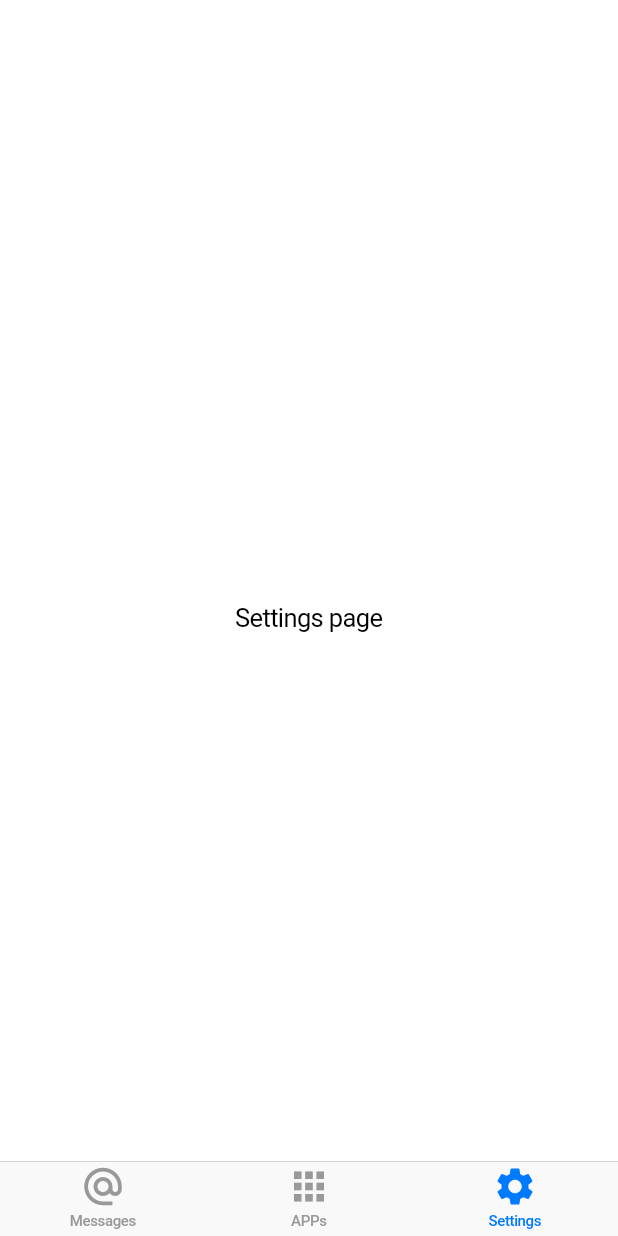
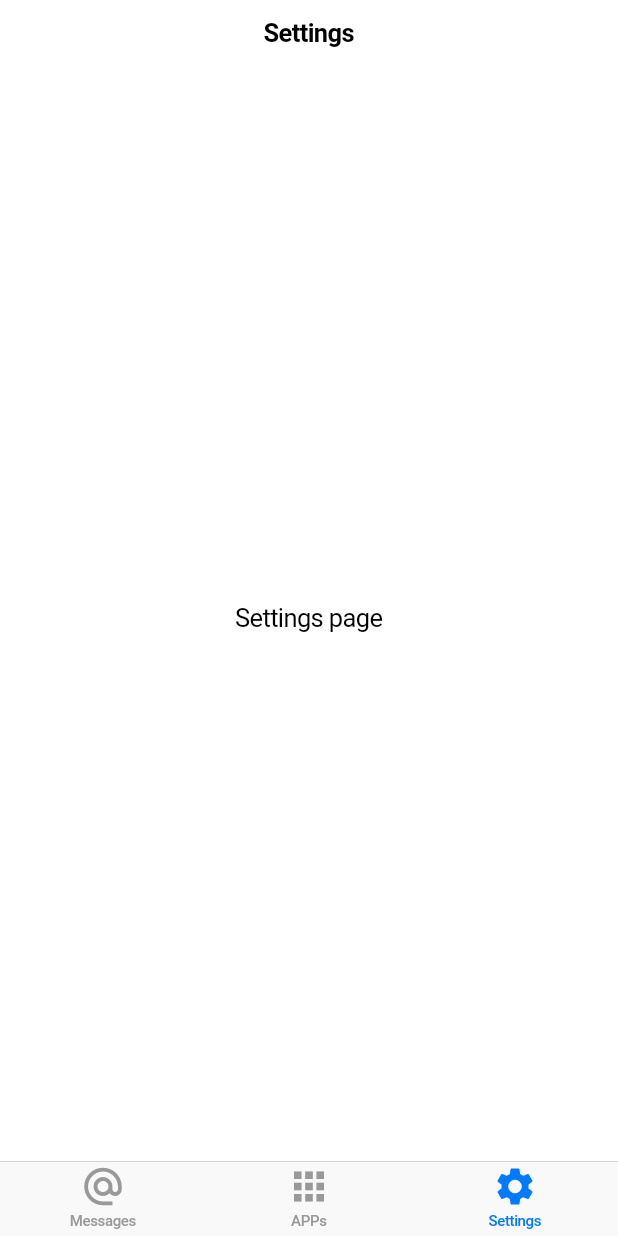
Before and after one commit to zenoven/zivi, a Flutter app: the screen it shows after launch, item 3 of the bottom bar chosen, on a phone screen of 412 x 824 dp. Run offline on Flutter 3.47's test engine with Material 2 defaults, Android fonts, the phone set to English and light mode, and no system bars.

Commit message:
temp save

```diff
--- a/lib/screen/apps.dart
+++ b/lib/screen/apps.dart
@@ -4,7 +4,7 @@ import 'package:zivi/config.dart';
 import 'package:zivi/ui/app_item.dart';
 // import 'package:provider/provider.dart';
 
-getFakeAppItems({count = 50}) {
+getFakeAppItems({count = 3}) {
   List<AppItem> items = [];
   for (int i = 0; i < count; i++) {
     items.add(AppItem('App ${i+1}', Icon(Icons.linked_camera)));
--- a/lib/screen/home.dart
+++ b/lib/screen/home.dart
@@ -8,7 +8,7 @@ final _bottomBarItems = Config.tabs.map((tab) {
 
 class Home extends StatelessWidget {
   CupertinoTabController _tabController = CupertinoTabController(
-    initialIndex: 1,
+    initialIndex: 0,
   );
   @override
   Widget build(BuildContext buildContext) {
@@ -20,11 +20,13 @@ class Home extends StatelessWidget {
       tabBuilder: (BuildContext ctx, int i) {
         return CupertinoTabView(
           builder: (BuildContext ctx) {
-            var widgetBuilder = Config.tabs[i]['widget'];
-            print(widgetBuilder);
+            var item = Config.tabs[i];
+            var widgetBuilder = item['widget'];
             return CupertinoPageScaffold(
+              navigationBar: CupertinoNavigationBar(
+                middle: Text(item['title']),
+              ),
               child: Container(
-                padding: Style.gutters['all'],
                 child: widgetBuilder(ctx),
               ),
             );
```
Also changed, not shown: lib/screen/messages.dart (+39 -3 lines), lib/ui/app_item.dart (+7 -2 lines).
